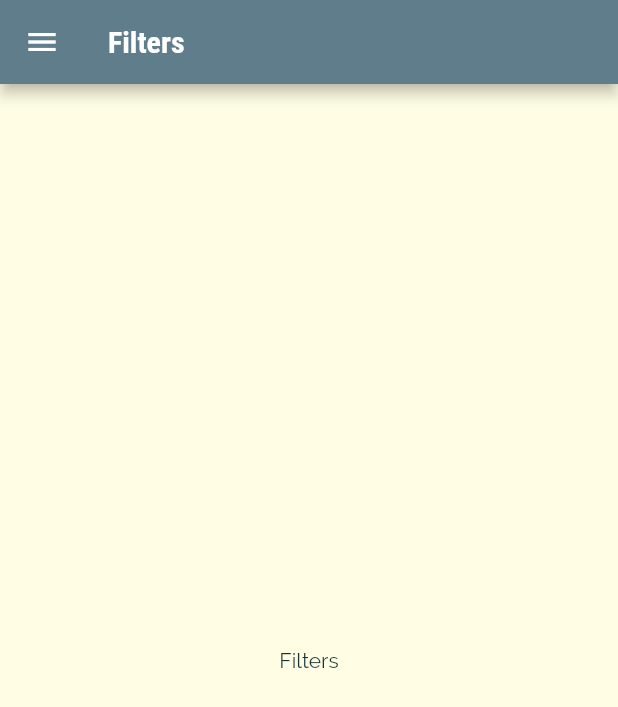
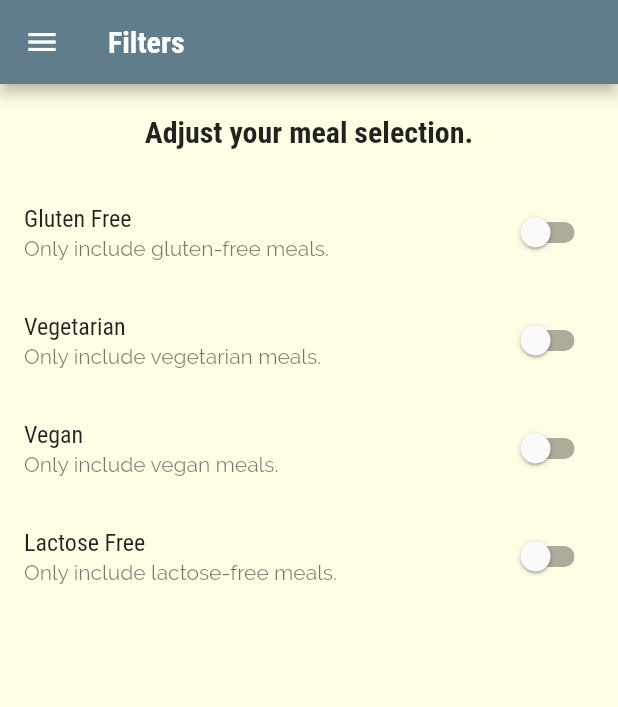
Before and after one commit to kpirabaharan/Flutter, a Flutter app: the FiltersScreen screen opened by its route, on a phone screen of 412 x 824 dp. Shown: the top 707 px of the screen. Run offline on Flutter 3.47's test engine with Material 2 defaults, Android fonts, the phone set to English and light mode, and no system bars; Roboto replaces fonts that are missing (RobotoCondensed).

Commit message:
Section 7: Added SwitchTiles to Filter Screen
Signed-off-by: Keeshigan Pirabaharan <kpirabaharan3@gmail.com>

```diff
--- a/section_7_meals_app/lib/screens/filters_screen.dart
+++ b/section_7_meals_app/lib/screens/filters_screen.dart
@@ -2,8 +2,28 @@ import 'package:flutter/material.dart';
 
 import '../widgets/main_drawer.dart';
 
-class FiltersScreen extends StatelessWidget {
+class FiltersScreen extends StatefulWidget {
   static const routeName = '/filters-screen';
+
+  @override
+  State<FiltersScreen> createState() => _FiltersScreenState();
+}
+
+class _FiltersScreenState extends State<FiltersScreen> {
+  var _glutenFree = false;
+  var _vegetarian = false;
+  var _vegan = false;
+  var _lactoseFree = false;
+
+  Widget _buildSwitchTile(String titleText, String description,
+      bool currentValue, Function(bool) updateValue) {
+    return SwitchListTile(
+      title: Text(titleText),
+      subtitle: Text(description),
+      value: currentValue,
+      onChanged: updateValue,
+    );
+  }
 
   @override
   Widget build(BuildContext context) {
@@ -12,7 +32,47 @@ class FiltersScreen extends StatelessWidget {
         title: Text('Filters'),
       ),
       drawer: MainDrawer(),
-      body: Center(child: Text('Filters')),
+      body: Column(children: [
+        Container(
+          padding: EdgeInsets.all(20),
+          child: Text(
+            'Adjust your meal selection.',
+            style: Theme.of(context).textTheme.headline6,
+          ),
+        ),
+        Expanded(
+          child: ListView(
+            children: [
+              _buildSwitchTile(
+                  'Gluten Free', 'Only include gluten-free meals.', _glutenFree,
+                  (newValue) {
+                setState(() {
+                  _glutenFree = newValue;
+                });
+              }),
+              _buildSwitchTile(
+                  'Vegetarian', 'Only include vegetarian meals.', _vegetarian,
+                  (newValue) {
+                setState(() {
+                  _vegetarian = newValue;
+                });
+              }),
+              _buildSwitchTile('Vegan', 'Only include vegan meals.', _vegan,
+                  (newValue) {
+                setState(() {
+                  _vegan = newValue;
+                });
+              }),
+              _buildSwitchTile('Lactose Free',
+                  'Only include lactose-free meals.', _lactoseFree, (newValue) {
+                setState(() {
+                  _lactoseFree = newValue;
+                });
+              }),
+            ],
+          ),
+        ),
+      ]),
     );
   }
 }
--- a/section_7_meals_app/pubspec.yaml
+++ b/section_7_meals_app/pubspec.yaml
@@ -18,7 +18,7 @@ publish_to: 'none' # Remove this line if you wish to publish to pub.dev
 version: 1.0.0+1
 
 environment:
-  sdk: '>=2.18.4 <3.3.8'
+  sdk: '>=2.18.5 <3.3.9'
 
 dependencies:
   flutter:
```
Also changed, not shown: section_7_meals_app/pubspec.lock.
